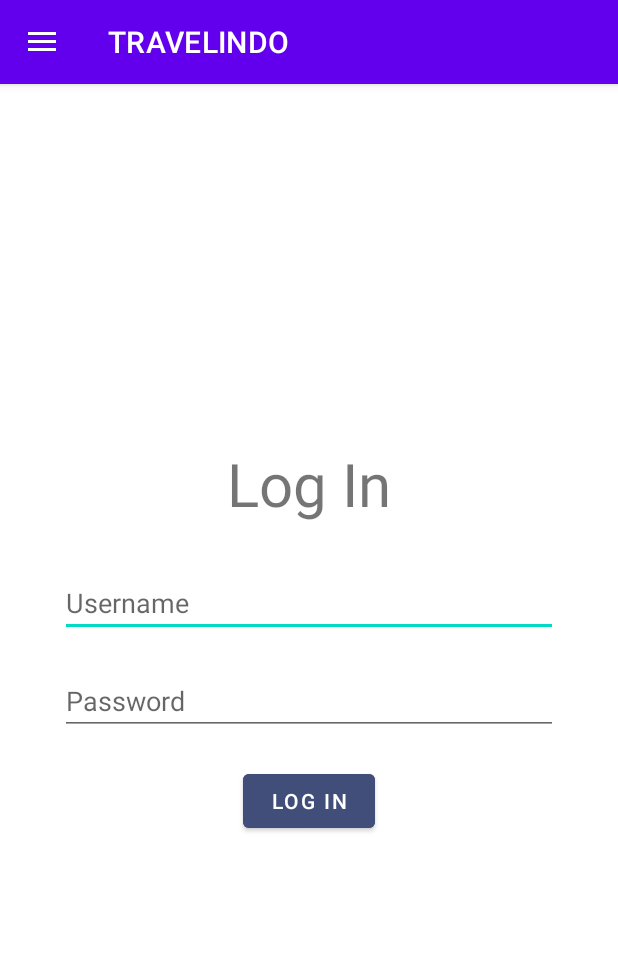
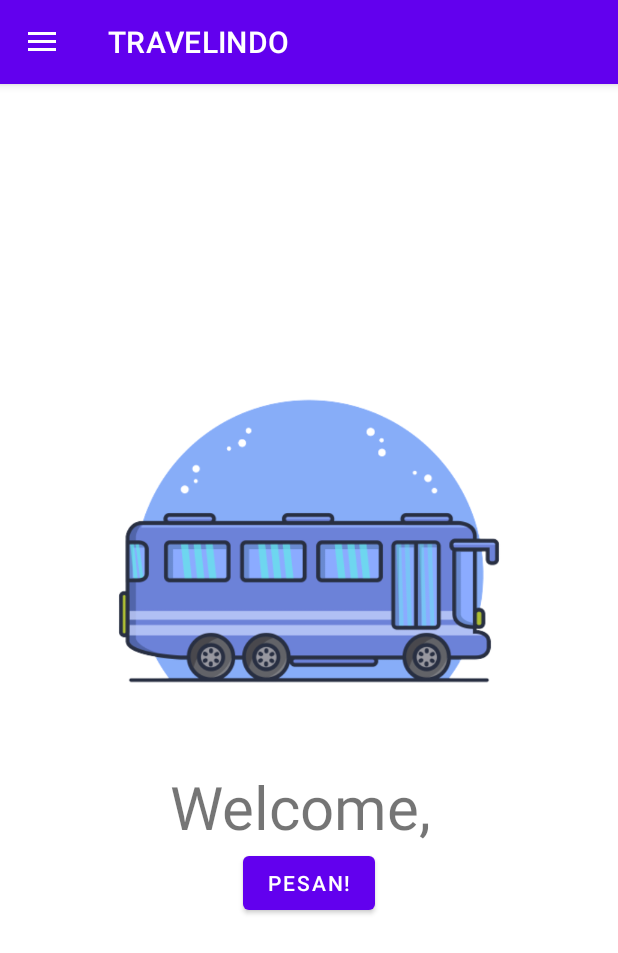
Before and after one commit to ChristopherWilliamBill/PPPB51_Tubes02_B_B, an Android app: the screen it shows after launch (HomeActivity), after a tap on "LOG IN", on a phone screen of 412 x 824 dp. Shown: the top 953 px of the screen. Run offline under Robolectric (Android 15) with nearby library versions, the phone set to English and light mode, and no system bars.

Commit message:
membuat halaman home

```diff
--- a/app/src/main/java/com/pppb/travelindo/HomeActivity.java
+++ b/app/src/main/java/com/pppb/travelindo/HomeActivity.java
@@ -1,19 +1,25 @@
 package com.pppb.travelindo;
 
+import androidx.annotation.NonNull;
 import androidx.appcompat.app.ActionBarDrawerToggle;
 import androidx.appcompat.app.AppCompatActivity;
 import androidx.fragment.app.Fragment;
 import androidx.fragment.app.FragmentManager;
+import androidx.fragment.app.FragmentResultListener;
 import androidx.fragment.app.FragmentTransaction;
 
 import android.os.Bundle;
+import android.util.Log;
 
 import com.pppb.travelindo.databinding.ActivityHomeBinding;
 
 public class HomeActivity extends AppCompatActivity {
     private ActivityHomeBinding binding;
     private LoginFragment loginFragment;
+    private HomeFragment homeFragment;
     private FragmentManager fragmentManager;
+    private String token;
+    private String username;
 
     @Override
     protected void onCreate(Bundle savedInstanceState) {
@@ -26,10 +32,36 @@ public class HomeActivity extends AppCompatActivity {
         actionBarDrawerToggle.syncState();
 
         this.loginFragment = LoginFragment.newInstance();
+
         this.fragmentManager = this.getSupportFragmentManager();
         FragmentTransaction fragmentTransaction = this.fragmentManager.beginTransaction();
         fragmentTransaction.add(this.binding.fragmentContainer.getId(), this.loginFragment).addToBackStack(null);
         fragmentTransaction.commit();
 
+        this.getSupportFragmentManager().setFragmentResultListener("changePage", this, new FragmentResultListener() {
+            @Override
+            public void onFragmentResult(@NonNull String requestKey, @NonNull Bundle result) {
+                int page = result.getInt("page");
+                changePage(page);
+            }
+        });
+
+        this.getSupportFragmentManager().setFragmentResultListener("setToken", this, new FragmentResultListener() {
+            @Override
+            public void onFragmentResult(@NonNull String requestKey, @NonNull Bundle result) {
+                token = result.getString("token");
+                username = result.getString("username");
+            }
+        });
+
+    }
+
+    private void changePage(int page){
+        FragmentTransaction ft = this.fragmentManager.beginTransaction();
+        if(page == 1){
+            this.homeFragment = HomeFragment.newInstance(this.token, this.username);
+            ft.replace(this.binding.fragmentContainer.getId(), homeFragment).addToBackStack(null);
+        }
+        ft.commit();
     }
 }
--- /dev/null
+++ b/app/src/main/java/com/pppb/travelindo/HomeFragment.java
@@ -0,0 +1,48 @@
+package com.pppb.travelindo;
+
+import android.os.Bundle;
+import android.view.LayoutInflater;
+import android.view.View;
+import android.view.ViewGroup;
+
+import androidx.fragment.app.Fragment;
+
+import com.pppb.travelindo.databinding.HomeFragmentBinding;
+import com.pppb.travelindo.databinding.LoginFragmentBinding;
+
+import retrofit2.Retrofit;
+import retrofit2.converter.gson.GsonConverterFactory;
+
+public class HomeFragment extends Fragment {
+
+    private HomeFragmentBinding binding;
+    private TravelAPI travelAPI;
+    private String username;
+
+    public HomeFragment(){
+        Retrofit retrofit = new Retrofit.Builder()
+                .baseUrl("https://devel.loconode.com/pppb/v1/")
+                .addConverterFactory(GsonConverterFactory.create())
+                .build();
+        this.travelAPI = retrofit.create(TravelAPI.class);
+    }
+
+    public static HomeFragment newInstance(String token, String username){
+        HomeFragment homeFragment = new HomeFragment();
+        Bundle args = new Bundle();
+        args.putString("token", token);
+        args.putString("username", username);
+
+        homeFragment.setArguments(args);
+        return homeFragment;
+    }
+
+    @Override
+    public View onCreateView(LayoutInflater inflater, ViewGroup container, Bundle savedInstanceState){
+        this.binding = HomeFragmentBinding.inflate(inflater, container, false);
+        View view = binding.getRoot();
+
+        this.binding.tvWelcome.setText("Welcome, " + this.getArguments().getString("username"));
+        return view;
+    }
+}
--- a/app/src/main/java/com/pppb/travelindo/LoginFragment.java
+++ b/app/src/main/java/com/pppb/travelindo/LoginFragment.java
@@ -7,6 +7,7 @@ import android.view.View;
 import android.view.ViewGroup;
 
 import androidx.fragment.app.Fragment;
+import androidx.fragment.app.FragmentManager;
 
 import com.pppb.travelindo.databinding.LoginFragmentBinding;
 
@@ -19,6 +20,7 @@ import retrofit2.converter.gson.GsonConverterFactory;
 public class LoginFragment extends Fragment implements View.OnClickListener{
     private LoginFragmentBinding binding;
     private TravelAPI travelAPI;
+    private String token;
 
     public LoginFragment(){
         Retrofit retrofit = new Retrofit.Builder()
@@ -46,8 +48,6 @@ public class LoginFragment extends Fragment implements View.OnClickListener{
     }
 
     private void doLogIn(){
-        User user = new User(this.binding.etUsername.getText().toString(), this.binding.etPassword.getText().toString());
-
         Call<User> call = travelAPI.logIn(this.binding.etUsername.getText().toString(), this.binding.etPassword.getText().toString());
         call.enqueue(new Callback<User>() {
             @Override
@@ -58,6 +58,7 @@ public class LoginFragment extends Fragment implements View.OnClickListener{
 
                 User userResponse = response.body();
                 Log.d("Response", userResponse.getToken());
+                token = userResponse.getToken();
             }
 
             @Override
@@ -71,6 +72,15 @@ public class LoginFragment extends Fragment implements View.OnClickListener{
     public void onClick(View view) {
         if(view == this.binding.btnLogin){
             this.doLogIn();
+            FragmentManager fragmentManager = this.getParentFragmentManager();
+            Bundle result = new Bundle();
+            result.putString("token", this.token);
+            result.putString("username", this.binding.etUsername.getText().toString());
+            fragmentManager.setFragmentResult("setToken", result);
+
+            Bundle result2 = new Bundle();
+            result2.putInt("page", 1);
+            fragmentManager.setFragmentResult("changePage", result2);
         }
     }
 }
--- /dev/null
+++ b/app/src/main/res/layout/home_fragment.xml
@@ -0,0 +1,33 @@
+<?xml version="1.0" encoding="utf-8"?>
+<RelativeLayout xmlns:android="http://schemas.android.com/apk/res/android"
+    android:layout_width="match_parent"
+    android:layout_height="match_parent">
+
+    <LinearLayout
+        android:layout_width="match_parent"
+        android:layout_height="wrap_content"
+        android:orientation="vertical"
+        android:layout_centerInParent="true">
+        <ImageView
+            android:id="@+id/poster"
+            android:layout_width="@dimen/size300"
+            android:layout_height="@dimen/size300"
+            android:src="@drawable/icon"
+            android:layout_gravity="center"/>
+        <TextView
+            android:id="@+id/tvWelcome"
+            android:layout_width="wrap_content"
+            android:layout_height="wrap_content"
+            android:textAlignment="center"
+            android:text="Welcome to Travelindo!"
+            android:textSize="@dimen/size40"
+            android:layout_gravity="center"/>
+
+        <Button
+            android:layout_width="wrap_content"
+            android:layout_height="wrap_content"
+            android:layout_gravity="center"
+            android:text="Pesan!"/>
+    </LinearLayout>
+
+</RelativeLayout>
```
